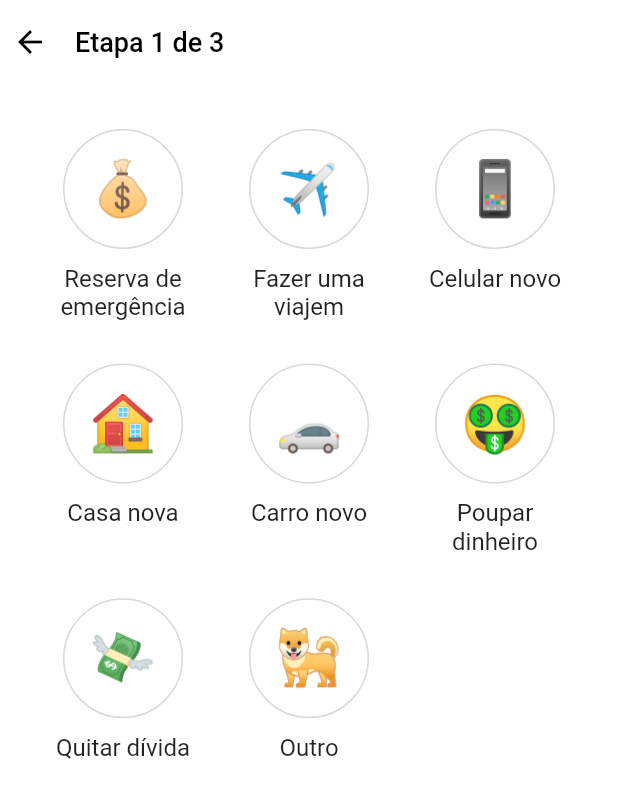
After one commit to jpssantiago/cofrinho_digital, a Flutter app: the SelectGoalTypePage screen opened by its route, on a phone screen of 412 x 824 dp. The commit adds this screen. Shown: the top 798 px of the screen. Run offline on Flutter 3.47's test engine with Material 2 defaults, Android fonts, the phone set to English and light mode, and no system bars; our stand-ins replace sqflite; accounts and stored records are empty.

Commit message:
Adicionado 1a versão da página de seleção do tipo de objetivo.

```diff
--- a/lib/main.dart
+++ b/lib/main.dart
@@ -9,6 +9,7 @@ import 'pages/setup/setup_page.dart';
 import 'pages/main/main_page.dart';
 import 'pages/profile/profile_page.dart';
 import 'pages/edit_profile/edit_profile_page.dart';
+import 'pages/add_goal/select_goal_type_page.dart';
 
 void main() async {
   WidgetsFlutterBinding.ensureInitialized();
@@ -30,6 +31,7 @@ class MyApp extends StatelessWidget {
           '/main': (context) => const MainPage(),
           '/profile': (context) => const ProfilePage(),
           '/edit_profile': (context) => const EditProfilePage(),
+          '/select_goal_type': (context) => const SelectGoalTypePage(),
         },
         initialRoute: '/welcome',
         theme: _buildTheme(),
--- /dev/null
+++ b/lib/models/goal_category_model.dart
@@ -0,0 +1,9 @@
+class GoalCategoryModel {
+  String name;
+  String emoji;
+
+  GoalCategoryModel({
+    required this.name,
+    required this.emoji,
+  });
+}
--- /dev/null
+++ b/lib/pages/add_goal/select_goal_type_page.dart
@@ -0,0 +1,103 @@
+import 'package:flutter/material.dart';
+
+import '/widgets/custom_app_bar.dart';
+import '/models/goal_category_model.dart';
+
+class SelectGoalTypePage extends StatelessWidget {
+  const SelectGoalTypePage({Key? key}) : super(key: key);
+
+  @override
+  Widget build(BuildContext context) {
+    double itemWidth = 100;
+    double itemHeight = 80 + 10 + 20;
+
+    final List<GoalCategoryModel> _categories = [
+      GoalCategoryModel(name: 'Reserva de emergência', emoji: '💰'),
+      GoalCategoryModel(name: 'Fazer uma viajem', emoji: '✈'),
+      GoalCategoryModel(name: 'Celular novo', emoji: '📱'),
+      GoalCategoryModel(name: 'Casa nova', emoji: '🏠'),
+      GoalCategoryModel(name: 'Carro novo', emoji: '🚗'),
+      GoalCategoryModel(name: 'Poupar dinheiro', emoji: '🤑'),
+      GoalCategoryModel(name: 'Quitar dívida', emoji: '💸'),
+      GoalCategoryModel(name: 'Outro', emoji: '🐕'),
+    ];
+
+    Widget _buildItem(GoalCategoryModel category) {
+      Widget _buildIcon() {
+        return Container(
+          width: 80,
+          height: 80,
+          decoration: BoxDecoration(
+            border: Border.all(
+              color: const Color(0xFFD8D8D8),
+            ),
+            shape: BoxShape.circle,
+          ),
+          child: Center(
+            child: Text(
+              category.emoji,
+              style: const TextStyle(
+                fontSize: 36,
+              ),
+            ),
+          ),
+        );
+      }
+
+      Widget _buildName() {
+        return SizedBox(
+          width: 100,
+          child: Text(
+            category.name,
+            style: const TextStyle(
+              fontSize: 16,
+            ),
+            maxLines: 2,
+            textAlign: TextAlign.center,
+            overflow: TextOverflow.ellipsis,
+          ),
+        );
+      }
+
+      void handleTap() {
+        // TODO: Abrir página de edição de nome e emoji
+      }
+
+      return GestureDetector(
+        onTap: handleTap,
+        child: Column(
+          children: [
+            _buildIcon(),
+            const SizedBox(height: 10),
+            _buildName(),
+          ],
+        ),
+      );
+    }
+
+    return Scaffold(
+      appBar: CustomAppBar.buildWhiteAppBar(
+        title: 'Etapa 1 de 3',
+      ),
+      body: Container(
+        color: Colors.white,
+        height: double.infinity,
+        child: Padding(
+          padding: const EdgeInsets.symmetric(horizontal: 20, vertical: 30),
+          child: GridView.builder(
+            gridDelegate: SliverGridDelegateWithFixedCrossAxisCount(
+              crossAxisCount: 3,
+              childAspectRatio: itemWidth / itemHeight,
+              mainAxisSpacing: 20,
+            ),
+            itemCount: _categories.length,
+            shrinkWrap: true,
+            itemBuilder: (BuildContext context, int index) {
+              return _buildItem(_categories[index]);
+            },
+          ),
+        ),
+      ),
+    );
+  }
+}
--- a/lib/pages/main/main_page.dart
+++ b/lib/pages/main/main_page.dart
@@ -12,6 +12,10 @@ class MainPage extends StatelessWidget {
 
   @override
   Widget build(BuildContext context) {
+    void handleTap() {
+      Navigator.of(context).pushNamed('/select_goal_type');
+    }
+
     return Consumer<UserProvider>(
       builder: (context, provider, child) {
         return Scaffold(
@@ -26,6 +30,11 @@ class MainPage extends StatelessWidget {
               ],
             ),
           ),
+          floatingActionButton: FloatingActionButton(
+            child: const Icon(Icons.add),
+            onPressed: handleTap,
+            backgroundColor: Theme.of(context).primaryColor,
+          ),
         );
       },
     );
```
